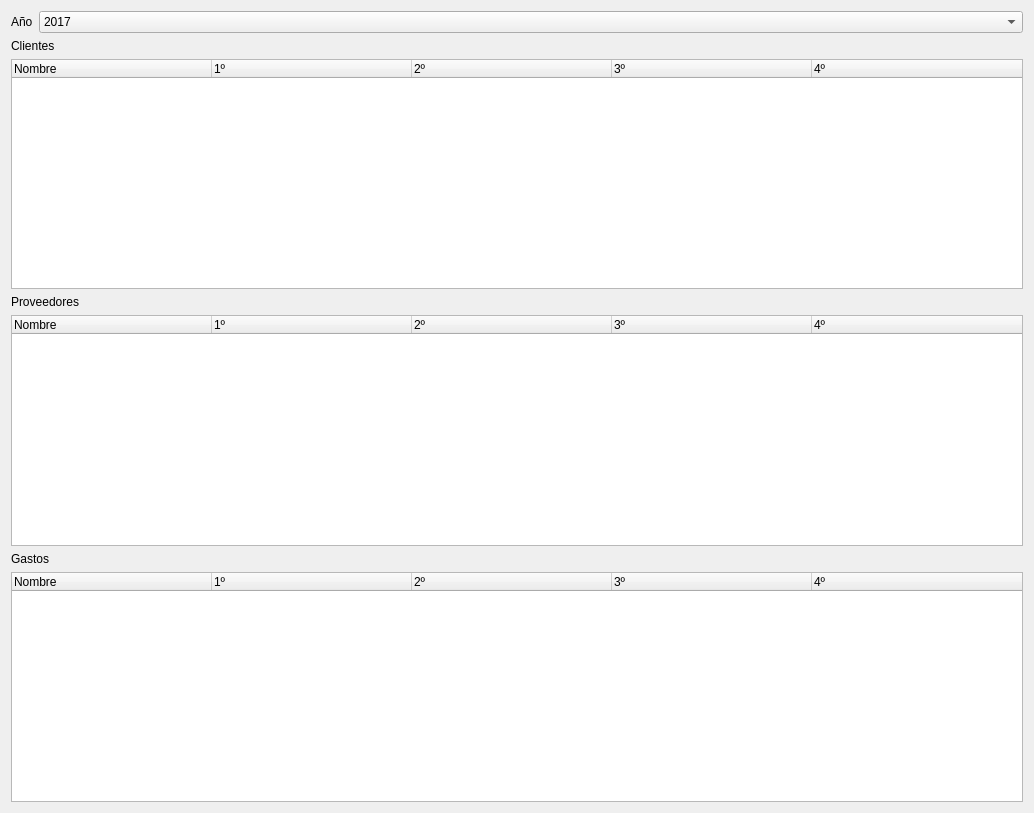
The window that ui/contabilidad.ui (soker90/arroyo) describes before a commit, drawn with Qt 5.
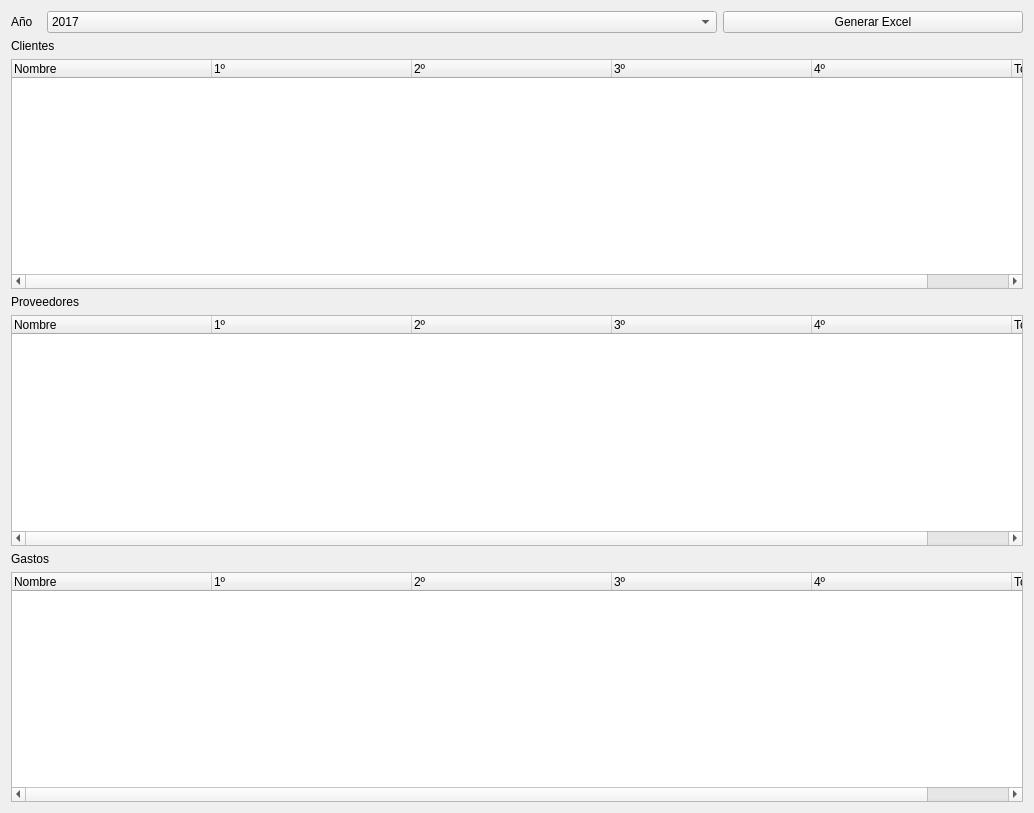
The same window after the commit.

```diff
--- a/ui/contabilidad.ui
+++ b/ui/contabilidad.ui
@@ -15,15 +15,21 @@
   </property>
   <layout class="QVBoxLayout" name="verticalLayout_4">
    <item>
-    <layout class="QFormLayout" name="formLayout">
-     <item row="0" column="0">
+    <layout class="QHBoxLayout" name="horizontalLayout">
+     <item>
       <widget class="QLabel" name="label_2">
+       <property name="maximumSize">
+        <size>
+         <width>30</width>
+         <height>16777215</height>
+        </size>
+       </property>
        <property name="text">
         <string>Año</string>
        </property>
       </widget>
      </item>
-     <item row="0" column="1">
+     <item>
       <widget class="QComboBox" name="txtAnyo">
        <item>
         <property name="text">
@@ -32,6 +38,19 @@
        </item>
       </widget>
      </item>
+     <item>
+      <widget class="QPushButton" name="btnGenerar">
+       <property name="maximumSize">
+        <size>
+         <width>300</width>
+         <height>16777215</height>
+        </size>
+       </property>
+       <property name="text">
+        <string>Generar Excel</string>
+       </property>
+      </widget>
+     </item>
     </layout>
    </item>
    <item>
@@ -73,6 +92,11 @@
          <string>4º</string>
         </property>
        </column>
+       <column>
+        <property name="text">
+         <string>Total</string>
+        </property>
+       </column>
       </widget>
      </item>
     </layout>
@@ -116,6 +140,11 @@
          <string>4º</string>
         </property>
        </column>
+       <column>
+        <property name="text">
+         <string>Total</string>
+        </property>
+       </column>
       </widget>
      </item>
     </layout>
@@ -159,6 +188,11 @@
          <string>4º</string>
         </property>
        </column>
+       <column>
+        <property name="text">
+         <string>Total</string>
+        </property>
+       </column>
       </widget>
      </item>
     </layout>
```
